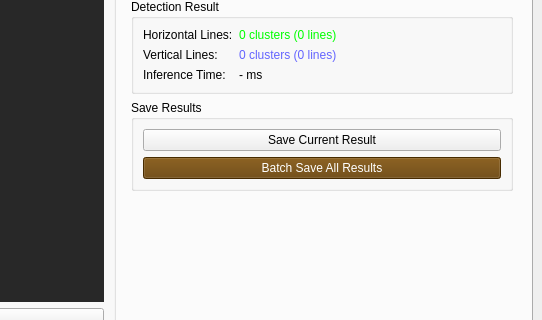
Qt form ui/teed_labeler.ui (kuks2309/TEED_Edge_Detection) before a commit; both pictures show x 658 to 1200 and y 511 to 831 of the 1200 by 921 pixel window.
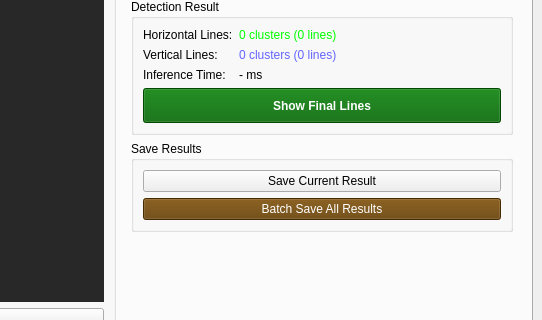
The same form after that commit. The open tabs and pages were chosen to show the change.

Commit message:
Add Show Final Lines button for test results
- Add Show Final Lines button to Test tab UI
- Implement show_final_lines() function
- Display single H/V line after clustering
- Auto run test when Show Final Lines clicked

🤖 Generated with [Claude Code](https://claude.com/claude-code)

```diff
--- a/ui/teed_labeler.ui
+++ b/ui/teed_labeler.ui
@@ -1235,6 +1235,22 @@
                 </property>
                </widget>
               </item>
+              <item row="3" column="0" colspan="2">
+               <widget class="QPushButton" name="btn_show_final_lines">
+                <property name="text">
+                 <string>Show Final Lines</string>
+                </property>
+                <property name="minimumSize">
+                 <size>
+                  <width>0</width>
+                  <height>35</height>
+                 </size>
+                </property>
+                <property name="styleSheet">
+                 <string>background-color: rgb(0, 100, 0); color: white; font-weight: bold;</string>
+                </property>
+               </widget>
+              </item>
              </layout>
             </widget>
            </item>
```
The commit also changes 1 other file.
